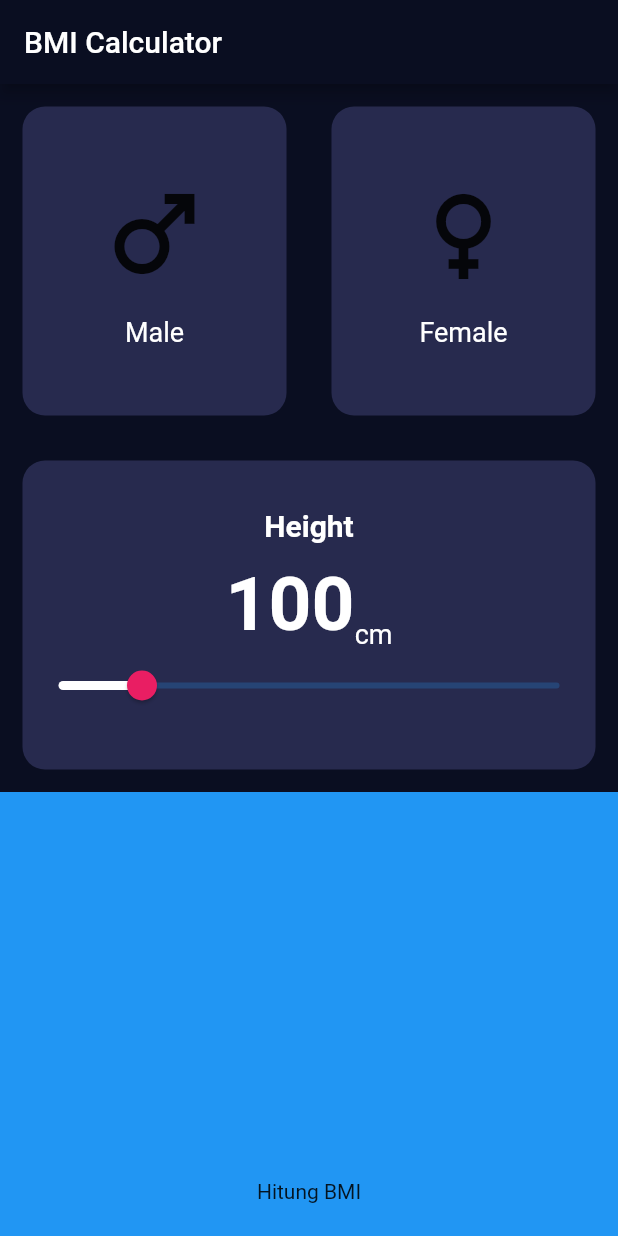
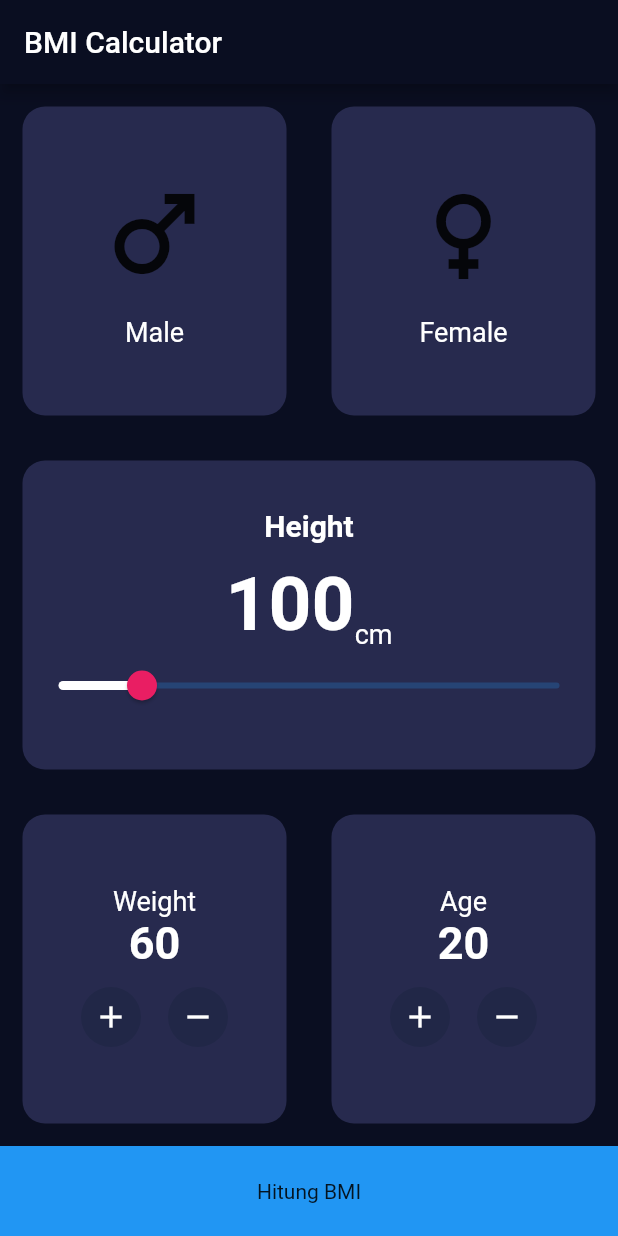
Before and after one commit to nurhidayat-agung/BMI, a Flutter app: the screen it shows after launch, on a phone screen of 412 x 824 dp. Run offline on Flutter 3.47's test engine with Material 2 defaults, Android fonts, the phone set to English and light mode, and no system bars.

Commit message:
step 10 done

```diff
--- a/bmi/lib/constants/constant.dart
+++ b/bmi/lib/constants/constant.dart
@@ -6,3 +6,9 @@ TextStyle labelTextStyle = const TextStyle(
   fontSize: 18,
   color: Colors.white,
 );
+
+TextStyle numberTextStyle = const TextStyle(
+  fontSize: 30,
+  fontWeight: FontWeight.bold,
+  color: Colors.white,
+);
--- a/bmi/lib/views/bmi_data_screen.dart
+++ b/bmi/lib/views/bmi_data_screen.dart
@@ -92,7 +92,114 @@ class _BmiDataScreenState extends State<BmiDataScreen> {
           ),
           Expanded(
             child: Container(
-              color: Colors.blue,
+              child: Row(
+                children: [
+                  Expanded(
+                    child: BMICard(
+                      child: Column(
+                        mainAxisAlignment: MainAxisAlignment.center,
+                        children: [
+                          Text(
+                            "Weight",
+                            style: labelTextStyle,
+                          ),
+                          Text(
+                            "60",
+                            style: numberTextStyle,
+                          ),
+                          const SizedBox(height: 8),
+                          Row(
+                            mainAxisAlignment: MainAxisAlignment.center,
+                            children: [
+                              RawMaterialButton(
+                                onPressed: () {},
+                                elevation: 0,
+                                shape: const CircleBorder(),
+                                fillColor: const Color(0xff212747),
+                                constraints: const BoxConstraints.tightFor(
+                                  width: 40,
+                                  height: 40,
+                                ),
+                                child: const Icon(
+                                  Icons.add,
+                                  color: Colors.white,
+                                ),
+                              ),
+                              const SizedBox(width: 10),
+                              RawMaterialButton(
+                                onPressed: () {},
+                                elevation: 0,
+                                shape: const CircleBorder(),
+                                fillColor: const Color(0xff212747),
+                                constraints: const BoxConstraints.tightFor(
+                                  width: 40,
+                                  height: 40,
+                                ),
+                                child: const Icon(
+                                  Icons.remove,
+                                  color: Colors.white,
+                                ),
+                              ),
+                            ],
+                          ),
+                        ],
+                      ),
+                    ),
+                  ),
+                  Expanded(
+                    child: BMICard(
+                      child: Column(
+                        mainAxisAlignment: MainAxisAlignment.center,
+                        children: [
+                          Text(
+                            "Age",
+                            style: labelTextStyle,
+                          ),
+                          Text(
+                            "20",
+                            style: numberTextStyle,
+                          ),
+                          const SizedBox(height: 8),
+                          Row(
+                            mainAxisAlignment: MainAxisAlignment.center,
+                            children: [
+                              RawMaterialButton(
+                                onPressed: () {},
+                                elevation: 0,
+                                shape: const CircleBorder(),
+                                fillColor: const Color(0xff212747),
+                                constraints: const BoxConstraints.tightFor(
+                                  width: 40,
+                                  height: 40,
+                                ),
+                                child: const Icon(
+                                  Icons.add,
+                                  color: Colors.white,
+                                ),
+                              ),
+                              const SizedBox(width: 10),
+                              RawMaterialButton(
+                                onPressed: () {},
+                                elevation: 0,
+                                shape: const CircleBorder(),
+                                fillColor: const Color(0xff212747),
+                                constraints: const BoxConstraints.tightFor(
+                                  width: 40,
+                                  height: 40,
+                                ),
+                                child: const Icon(
+                                  Icons.remove,
+                                  color: Colors.white,
+                                ),
+                              ),
+                            ],
+                          ),
+                        ],
+                      ),
+                    ),
+                  ),
+                ],
+              ),
             ),
           ),
           GestureDetector(
```
